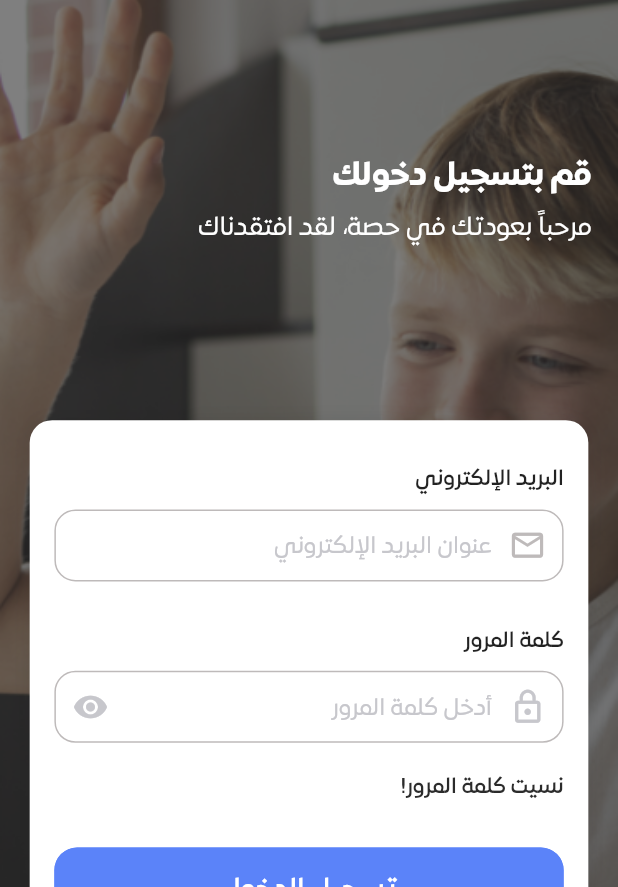
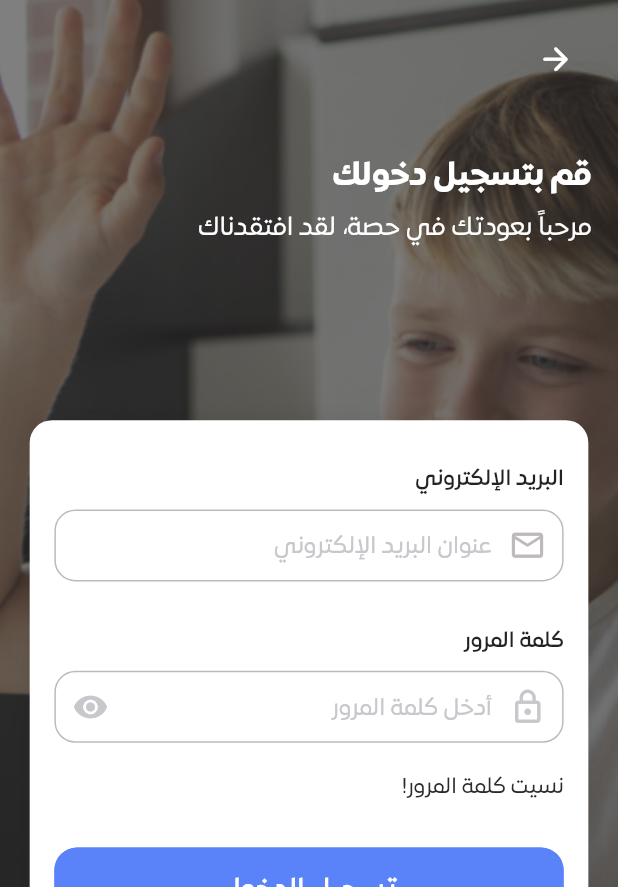
Before and after one commit to ma7moudk3/Dars-Student-Mobile-App, a Flutter app: the LoginOrSignUpView screen opened by its route, after a tap on "سجّل دخول الآن", on a phone screen of 412 x 824 dp. Shown: the top 887 px of the screen. Run offline on Flutter 3.47's test engine with Material 2 defaults, Android fonts, the phone set to English and light mode, and no system bars; our stand-ins replace cached_network_image, dio, flutter_screenutil, flutter_svg, get, shared_preferences; missing offline and left inert: translator; accounts and stored records are empty; statements that could not run were skipped.

Commit message:
errorPrefixIcon

```diff
--- a/lib/app/core/helper_functions.dart
+++ b/lib/app/core/helper_functions.dart
@@ -38,6 +38,7 @@ Future<bool> checkInternetConnection({required int timeout}) async {
     }
   } on SocketException catch (_) {
     log('not connected');
+    return false;
   }
   return false;
 }
--- a/lib/app/modules/login/controllers/login_controller.dart
+++ b/lib/app/modules/login/controllers/login_controller.dart
@@ -6,6 +6,7 @@ class LoginController extends GetxController {
   FocusNode emailFocusNode = FocusNode();
   FocusNode passwordFocusNode = FocusNode();
   late TextEditingController emailController, passwordController;
+  Color? emailErrorIconColor, passwordErrorIconColor;
 
   @override
   void onInit() {
@@ -25,21 +26,30 @@ class LoginController extends GetxController {
 
   String? validateEmail(String? email) {
     if (email == null || email.isEmpty) {
+      emailErrorIconColor = Colors.red;
       return LocaleKeys.please_enter_email.tr;
     } else if (email.isEmail == false) {
+      emailErrorIconColor = Colors.red;
       return LocaleKeys.please_enter_valid_email.tr;
+    } else {
+      emailErrorIconColor = null;
     }
+    update();
     return null;
   }
 
   String? validatePassword(String? passwordFieldValue) {
     if (passwordFieldValue == null || passwordFieldValue.isEmpty) {
+      passwordErrorIconColor = Colors.red;
       return LocaleKeys.please_enter_password.tr;
-    } else if(passwordFieldValue.length < 6){
+    } else if (passwordFieldValue.length < 6) {
+      passwordErrorIconColor = Colors.red;
       return LocaleKeys.password_must_be_at_least_6_characters.tr;
-    }else{
-      return null;
+    } else {
+      passwordErrorIconColor = null;
     }
+    update();
+    return null;
   }
 
   @override
--- a/lib/app/modules/login/views/login_view.dart
+++ b/lib/app/modules/login/views/login_view.dart
@@ -53,6 +53,32 @@ class LoginView extends GetView<LoginController> {
                   ),
                 ),
                 Positioned(
+                  right: 0,
+                  top: 0,
+                  child: Visibility(
+                    visible: Get.arguments != null &&
+                        Get.arguments['isFromLoginInOrSignUp'] != null &&
+                        Get.arguments['isFromLoginInOrSignUp'] == true,
+                    child: Padding(
+                      padding: EdgeInsets.symmetric(
+                          horizontal: 16.w, vertical: 15.h),
+                      child: Column(
+                        crossAxisAlignment: CrossAxisAlignment.start,
+                        children: [
+                          IconButton(
+                            onPressed: () => Get.back(),
+                            icon: Icon(
+                              Icons.arrow_back_rounded,
+                              color: ColorManager.white,
+                              size: 25,
+                            ),
+                          ),
+                        ],
+                      ),
+                    ),
+                  ),
+                ),
+                Positioned(
                   bottom: 38.h,
                   left: 18.w,
                   right: 18.w,
--- a/lib/app/modules/login/widgets/login_content.dart
+++ b/lib/app/modules/login/widgets/login_content.dart
@@ -10,9 +10,7 @@ class LoginContent extends GetView<LoginController> {
   }) : super(key: key);
   @override
   Widget build(BuildContext context) {
-    return SingleChildScrollView(
-      physics: const NeverScrollableScrollPhysics(),
-      child: Form(
+    return Form(
       key: controller.formKey,
       child: Container(
         padding: EdgeInsets.symmetric(horizontal: 15.w, vertical: 28.h),
@@ -28,8 +26,8 @@ class LoginContent extends GetView<LoginController> {
           ],
           borderRadius: BorderRadius.circular(15),
         ),
-          child: GetBuilder<LoginController>(
-              builder: (LoginController controller) {
+        child:
+            GetBuilder<LoginController>(builder: (LoginController controller) {
           return Column(
             crossAxisAlignment: CrossAxisAlignment.start,
             children: [
@@ -40,7 +38,7 @@ class LoginContent extends GetView<LoginController> {
                   Icons.email_outlined,
                   size: 25,
                   color: controller.emailFocusNode.hasFocus
-                        ? ColorManager.primary
+                      ? controller.emailErrorIconColor ?? ColorManager.primary
                       : ColorManager.borderColor2,
                 ),
                 borderRadius: BorderRadius.circular(14),
@@ -95,7 +93,8 @@ class LoginContent extends GetView<LoginController> {
                 prefixIcon: Icon(
                   Icons.lock_outline,
                   color: controller.passwordFocusNode.hasFocus
-                        ? ColorManager.primary
+                      ? controller.passwordErrorIconColor ??
+                          ColorManager.primary
                       : ColorManager.grey,
                   size: 23.w,
                 ),
@@ -124,6 +123,7 @@ class LoginContent extends GetView<LoginController> {
                     child: PrimaryText(
                       LocaleKeys.forgot_password,
                       color: ColorManager.fontColor,
+                      fontWeight: FontWeightManager.softLight,
                       fontSize: 13,
                     ),
                   ),
@@ -280,7 +280,6 @@ class LoginContent extends GetView<LoginController> {
           );
         }),
       ),
-      ),
     );
   }
 }
--- a/lib/app/modules/login_or_sign_up/views/login_or_sign_up_view.dart
+++ b/lib/app/modules/login_or_sign_up/views/login_or_sign_up_view.dart
@@ -9,6 +9,7 @@ class LoginOrSignUpView extends GetView<LoginOrSignUpController> {
 
   @override
   Widget build(BuildContext context) {
+    Get.put(LoginOrSignUpController());
     return WillPopScope(
       onWillPop: () async {
         Get.back();
@@ -115,7 +116,9 @@ class LoginOrSignUpView extends GetView<LoginOrSignUpController> {
                         children: [
                           PrimaryButton(
                             onPressed: () async {
-                              await Get.toNamed(Routes.LOGIN);
+                              await Get.toNamed(Routes.LOGIN, arguments: {
+                                "isFromLoginInOrSignUp": true,
+                              });
                             },
                             borderRadius: BorderRadius.circular(15.h),
                             title: LocaleKeys.sign_in_now,
--- a/lib/global_presentation/global_widgets/primary_textfield.dart
+++ b/lib/global_presentation/global_widgets/primary_textfield.dart
@@ -100,6 +100,7 @@ class PrimaryTextField extends StatelessWidget {
             errorBorder: errorBorder,
             prefixIcon: prefixIcon,
             suffixIcon: suffixIcon,
+
             focusColor: ColorManager.primary,
             errorMaxLines: 2,
             fillColor: isDarkMoodEnabled()
```
Lines whose indentation alone changed are shown as unchanged.
